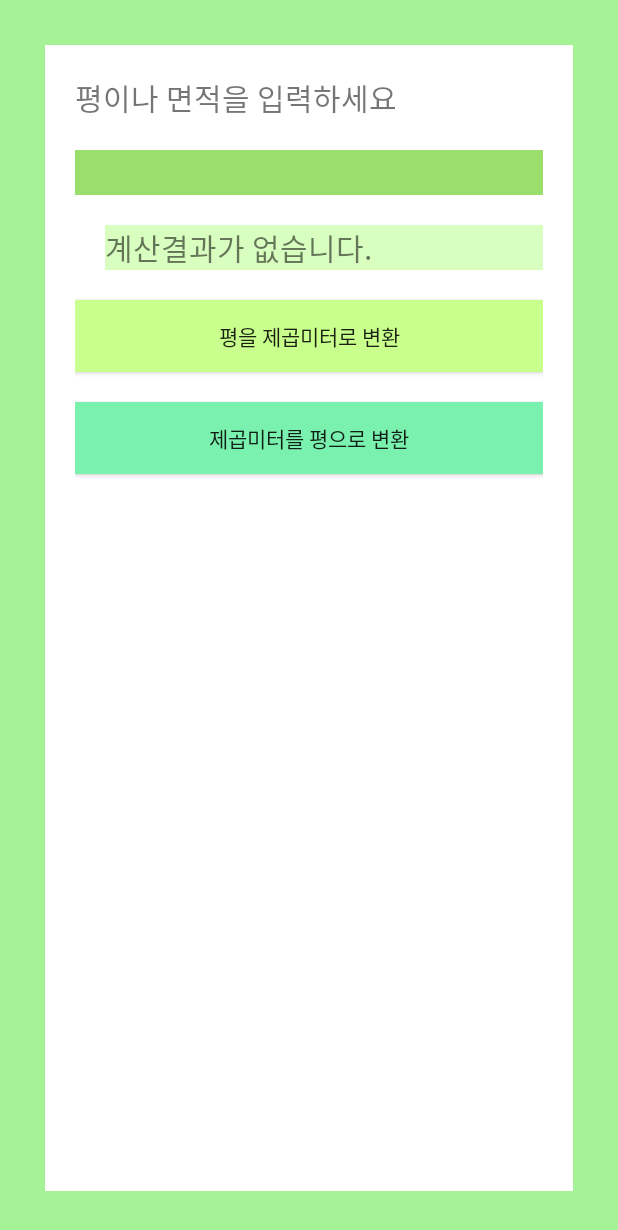
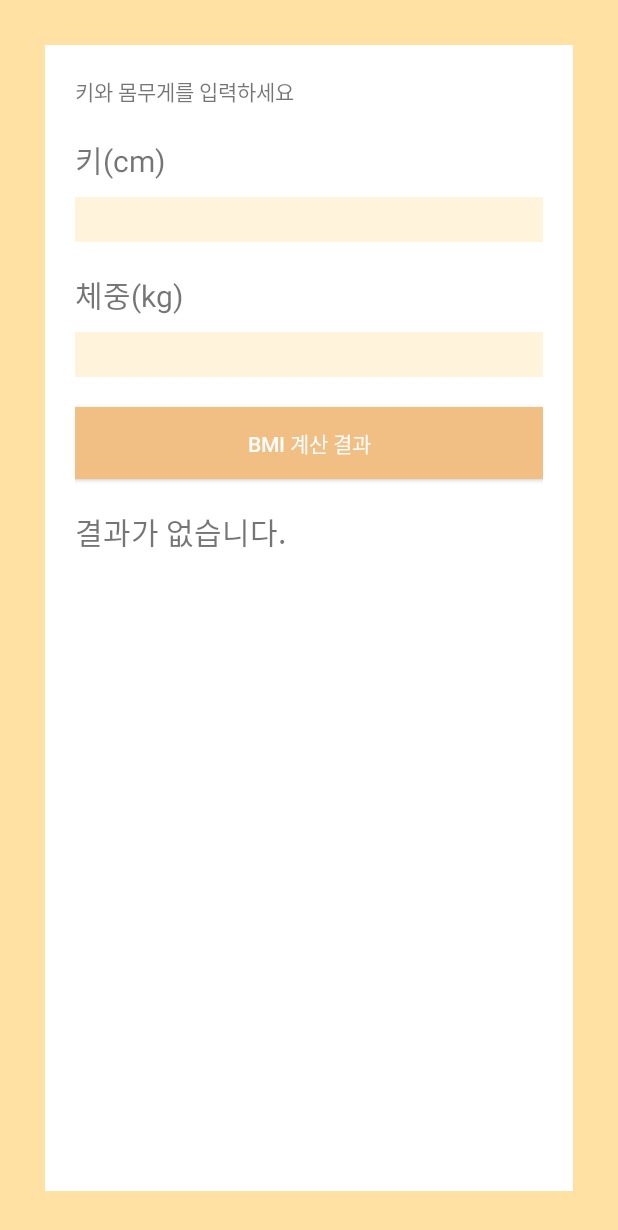
Before and after one commit to guswnl0610/170323hw, an Android app: the CalActivity screen opened directly, with no data from a screen before it, on a phone screen of 412 x 824 dp. Shown: the top 1230 px of the screen. Run offline under Robolectric (Android 15) with nearby library versions, the phone set to English and light mode, and no system bars.

Commit message:
tabhost예제까지 완성

```diff
--- a/app/src/main/java/com/example/guswn_000/homework3/CalActivity.java
+++ b/app/src/main/java/com/example/guswn_000/homework3/CalActivity.java
@@ -17,11 +17,10 @@ import org.w3c.dom.Text;
 
 public class CalActivity extends ActivityGroup
 {
-    Button bmib,ptomb, mtopb;
     EditText etheight,etweight, etm;
     TextView bmires, pmres;
     TabHost tabHost;
-    double bmi, mp, h, w;
+
     int p,m;
 
     @Override
@@ -35,23 +34,20 @@ public class CalActivity extends ActivityGroup
         tabHost.addTab(tab1);//1번탭 생성
         TabHost.TabSpec tab2 = tabHost.newTabSpec("B").setContent(R.id.tab2).setIndicator("면적 계산기");
         tabHost.addTab(tab2);//2번탭 생성
-        Button bmib = (Button)findViewById(R.id.bmibutton);
-        Button ptomb = (Button)findViewById(R.id.ptombutn);
-        Button mtopb = (Button)findViewById(R.id.mtopbtn);
-        EditText etheight = (EditText)findViewById(R.id.etheight);
-        EditText etweight = (EditText)findViewById(R.id.etweight);
-        EditText etm = (EditText)findViewById(R.id.etmeter);
-        TextView bmires = (TextView)findViewById(R.id.tvbmires);
-        TextView pmres = (TextView)findViewById(R.id.tvmetres);
+        etheight = (EditText)findViewById(R.id.etheight);
+        etweight = (EditText)findViewById(R.id.etweight);
+        etm = (EditText)findViewById(R.id.etmeter);
+        bmires = (TextView)findViewById(R.id.tvbmires);
+        pmres = (TextView)findViewById(R.id.tvmetres);
     }
-
+    //BMI 버튼 리스너
     public void bmilistener(View v)
     {
         if(v.getId() == R.id.bmibutton)
         {
-            h = Double.parseDouble(etheight.getText().toString());
-            w = Double.parseDouble(etweight.getText().toString());
-            bmi = w / ((h/100) * (h/100));
+            double h = Double.parseDouble(etheight.getText().toString());
+            double w = Double.parseDouble(etweight.getText().toString());
+            double bmi = w / ((h/100) * (h/100));
             if (bmi < 18.5)
             {
                 bmires.setText("저체중이에요~");
@@ -70,40 +66,19 @@ public class CalActivity extends ActivityGroup
             }
         }
     }
-
+    //면적 계산 버튼 리스너
     public void pmlistener(View v)
     {
         switch (v.getId())
         {
             case R.id.ptombutn:
-
+                double ptom = Double.parseDouble(etm.getText().toString()) * 3.305785;
+                pmres.setText(ptom + "제곱미터");
                 break;
             case R.id.mtopbtn:
-
+                double mtop = Double.parseDouble(etm.getText().toString()) * 0.3025;
+                pmres.setText(mtop + "평");
                 break;
         }
     }
-
-    // 메뉴붙이기
-    @Override
-    public boolean onCreateOptionsMenu(Menu menu) {
-        getMenuInflater().inflate(R.menu.menu1, menu);
-        return super.onCreateOptionsMenu(menu);
-    }
-
-    @Override
-    public boolean onOptionsItemSelected(MenuItem item)
-    {
-        if(item.getItemId() == R.id.goto1)
-        {
-            Intent intent = new Intent(CalActivity.this, MainActivity.class);
-            startActivity(intent);
-        }
-        if(item.getItemId() == R.id.goto2)
-        {
-            Intent intent2 = new Intent(CalActivity.this, CalActivity.class);
-            startActivity(intent2);
-        }
-        return super.onOptionsItemSelected(item);
-    }
 }
--- a/app/src/main/res/layout/activity_cal.xml
+++ b/app/src/main/res/layout/activity_cal.xml
@@ -26,6 +26,84 @@
                 android:id="@android:id/tabcontent"
                 android:layout_width="match_parent"
                 android:layout_height="match_parent">
+
+                <LinearLayout
+                    android:id="@+id/tab2"
+                    android:layout_width="match_parent"
+                    android:layout_height="match_parent"
+                    android:background="#a6f297"
+                    android:orientation="vertical">
+
+                    <LinearLayout
+                        android:layout_width="match_parent"
+                        android:layout_height="match_parent"
+                        android:layout_margin="30dp"
+                        android:background="#ffffff"
+                        android:orientation="vertical"
+                        android:padding="20dp">
+
+                        <TextView
+                            android:id="@+id/textView6"
+                            android:layout_width="match_parent"
+                            android:layout_height="wrap_content"
+                            android:layout_marginBottom="20dp"
+                            android:text="평이나 면적을 입력하세요"
+                            android:textSize="20dp" />
+
+                        <EditText
+                            android:id="@+id/etmeter"
+                            android:layout_width="match_parent"
+                            android:layout_height="30dp"
+                            android:layout_marginBottom="20dp"
+                            android:background="#9adf6b"
+                            android:ems="10"
+                            android:inputType="number" />
+
+                        <LinearLayout
+                            android:layout_width="match_parent"
+                            android:layout_height="wrap_content"
+                            android:orientation="horizontal">
+
+                            <ImageView
+                                android:id="@+id/imageView"
+                                android:layout_width="wrap_content"
+                                android:layout_height="wrap_content"
+                                android:layout_weight="1"
+                                app:srcCompat="@mipmap/ic_launcher" />
+
+                            <TextView
+                                android:id="@+id/tvmetres"
+                                android:layout_width="match_parent"
+                                android:layout_height="30dp"
+                                android:layout_marginBottom="20dp"
+                                android:layout_weight="1"
+                                android:background="#d9ffc0"
+                                android:textSize="20dp"
+                                android:text="계산결과가 없습니다."
+                                android:layout_gravity="center_horizontal"
+                                />
+                        </LinearLayout>
+
+                        <Button
+                            android:id="@+id/ptombutn"
+                            android:onClick="pmlistener"
+                            android:layout_width="match_parent"
+                            android:layout_height="wrap_content"
+                            android:background="#c9ff8c"
+                            android:text="평을 제곱미터로 변환" />
+
+                        <Button
+                            android:id="@+id/mtopbtn"
+                            android:onClick="pmlistener"
+                            android:layout_width="match_parent"
+                            android:layout_height="wrap_content"
+                            android:layout_marginTop="20dp"
+                            android:background="#7af1ae"
+                            android:text="제곱미터를 평으로 변환" />
+
+                    </LinearLayout>
+
+                </LinearLayout>
 
                 <LinearLayout
                     android:id="@+id/tab1"
@@ -85,13 +163,13 @@
 
                         <Button
                             android:id="@+id/bmibutton"
-                            android:onClick="bmilistener"
                             android:layout_width="match_parent"
                             android:layout_height="wrap_content"
                             android:layout_marginBottom="20dp"
                             android:background="#f1be84"
-                            android:textColor="#ffffff"
-                            android:text="BMI 계산 결과" />
+                            android:onClick="bmilistener"
+                            android:text="BMI 계산 결과"
+                            android:textColor="#ffffff" />
 
                         <TextView
                             android:id="@+id/tvbmires"
@@ -100,81 +178,6 @@
                             android:text="결과가 없습니다."
                             android:textSize="20dp" />
                     </LinearLayout>
-                </LinearLayout>
-
-                <LinearLayout
-                    android:id="@+id/tab2"
-                    android:layout_width="match_parent"
-                    android:layout_height="match_parent"
-                    android:background="#a6f297"
-                    android:orientation="vertical">
-
-                    <LinearLayout
-                        android:layout_width="match_parent"
-                        android:layout_height="match_parent"
-                        android:layout_margin="30dp"
-                        android:background="#ffffff"
-                        android:orientation="vertical"
-                        android:padding="20dp">
-
-                        <TextView
-                            android:id="@+id/textView6"
-                            android:layout_width="match_parent"
-                            android:layout_height="wrap_content"
-                            android:layout_marginBottom="20dp"
-                            android:text="평이나 면적을 입력하세요"
-                            android:textSize="20dp" />
-
-                        <EditText
-                            android:id="@+id/etmeter"
-                            android:layout_width="match_parent"
-                            android:layout_height="30dp"
-                            android:layout_marginBottom="20dp"
-                            android:background="#9adf6b"
-                            android:ems="10"
-                            android:inputType="number" />
-
-                        <LinearLayout
-                            android:layout_width="match_parent"
-                            android:layout_height="wrap_content"
-                            android:orientation="horizontal">
-
-                            <ImageView
-                                android:id="@+id/imageView"
-                                android:layout_width="30dp"
-                                android:layout_height="30dp"
-                                android:layout_marginRight="10dp"
-                                android:layout_weight="1"
-                                app:srcCompat="@drawable/arrow" />
-
-                            <TextView
-                                android:id="@+id/tvmetres"
-                                android:layout_width="match_parent"
-                                android:layout_height="30dp"
-                                android:layout_marginBottom="20dp"
-                                android:layout_weight="1"
-                                android:background="#d9ffc0"
-                                android:text="계산결과가 없습니다."
-                                android:textSize="20dp" />
-                        </LinearLayout>
-
-                        <Button
-                            android:id="@+id/ptombutn"
-                            android:layout_width="match_parent"
-                            android:layout_height="wrap_content"
-                            android:background="#c9ff8c"
-                            android:text="평을 제곱미터로 변환" />
-
-                        <Button
-                            android:id="@+id/mtopbtn"
-                            android:layout_width="match_parent"
-                            android:layout_height="wrap_content"
-                            android:layout_marginTop="20dp"
-                            android:background="#7af1ae"
-                            android:text="제곱미터를 평으로 변환" />
-
-                    </LinearLayout>
-
                 </LinearLayout>
 
                 <LinearLayout
```
